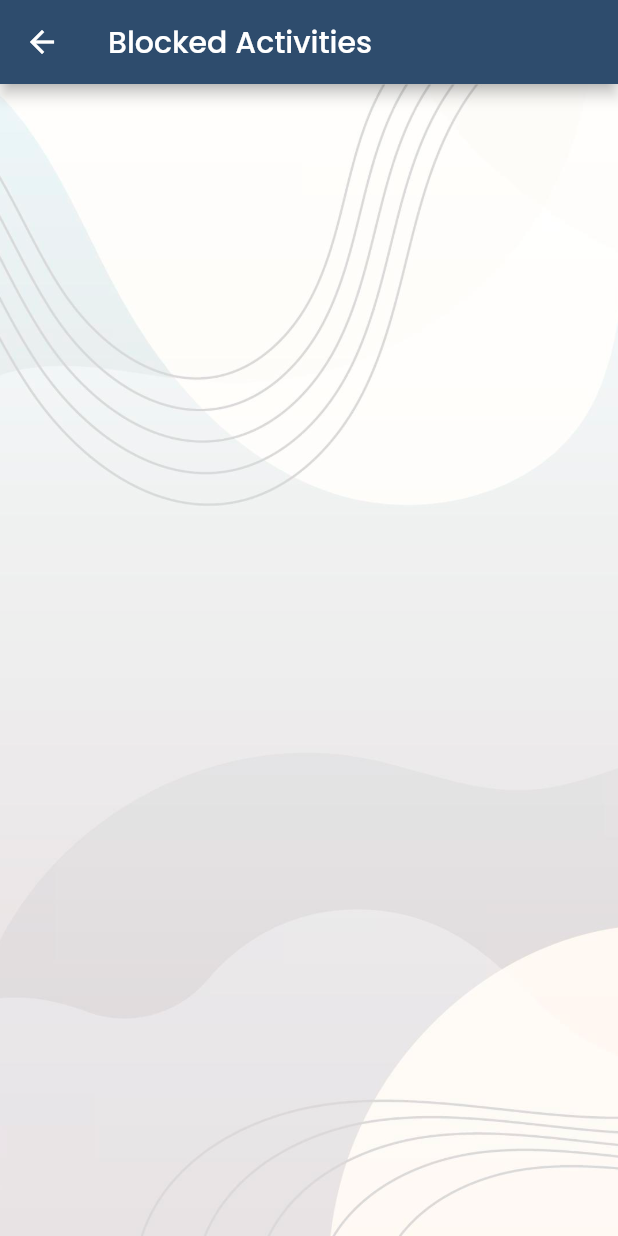
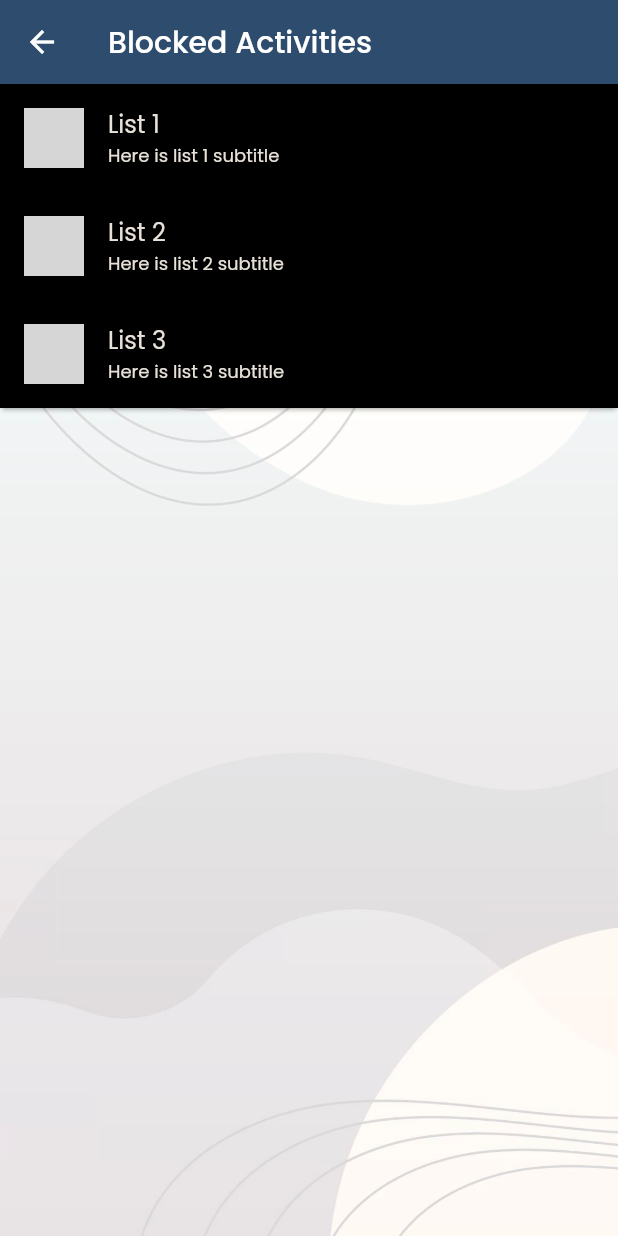
Before and after one commit to harunalbayrak/graduation-app, a Flutter app: the BlockedActivities screen opened by its route, on a phone screen of 412 x 824 dp. Run offline on Flutter 3.47's test engine with Material 2 defaults, Android fonts, the light colour scheme and no system bars; drawn by our look-alikes of auto_size_text; our stand-ins replace easy_localization; missing offline and left inert: flutter_gradient_colors; network calls fail; grey boxes are pictures that could not be loaded.

Commit message:
Add blocked activities page & some constants

```diff
--- /dev/null
+++ b/lib/constants/box_decorations.dart
@@ -0,0 +1,10 @@
+import 'package:flutter/material.dart';
+import 'package:flutter_gradient_colors/flutter_gradient_colors.dart';
+
+const BoxDecoration classicBlackGray = BoxDecoration(
+  gradient: LinearGradient(
+    colors: GradientColors.blackGray,
+    begin: Alignment.topLeft,
+    end: Alignment.bottomRight,
+  ),
+);
--- a/lib/constants/colors.dart
+++ b/lib/constants/colors.dart
@@ -4,3 +4,5 @@
 const Color blue = Color(0xff396EB0);
 const Color lightBlue = Color(0xffDADDFC);
 const Color orange = Color(0xffFC997C);
+const Color white = Color(0xffF7F7F7);
+const Color gray = Color(0xffE8E1D9);
--- /dev/null
+++ b/lib/constants/text_styles.dart
@@ -0,0 +1,14 @@
+import 'package:flutter/material.dart';
+import 'package:graduation_app/constants/colors.dart';
+
+const TextStyle textStyle1 = TextStyle(
+  color: white,
+);
+
+const TextStyle textStyle2 = TextStyle(
+  color: gray,
+);
+
+const TextStyle textStyle3 = TextStyle(
+  color: lightBlue,
+);
--- a/lib/ui/blocked_activities/blocked_activities.dart
+++ b/lib/ui/blocked_activities/blocked_activities.dart
@@ -1,4 +1,7 @@
 import 'package:flutter/material.dart';
+import 'package:graduation_app/constants/box_decorations.dart';
+import 'package:graduation_app/constants/text_styles.dart';
+import 'package:auto_size_text/auto_size_text.dart';
 
 class BlockedActivities extends StatefulWidget {
   BlockedActivities({Key? key}) : super(key: key);
@@ -8,6 +11,13 @@
 }
 
 class _BlockedActivitiesState extends State<BlockedActivities> {
+  final titles = ["List 1", "List 2", "List 3"];
+  final subtitles = [
+    "Here is list 1 subtitle",
+    "Here is list 2 subtitle",
+    "Here is list 3 subtitle"
+  ];
+
   @override
   Widget build(BuildContext context) {
     return Scaffold(
@@ -20,13 +30,24 @@
               fit: BoxFit.cover,
             ),
           ),
-          Center(
-              child: Column(
-            mainAxisAlignment: MainAxisAlignment.center,
-            children: [
-              Container(),
-            ],
-          )),
+          ListView.builder(
+              itemCount: titles.length,
+              itemBuilder: (context, index) {
+                return Card(
+                  margin: EdgeInsets.zero,
+                  child: Container(
+                    decoration: classicBlackGray,
+                    child: ListTile(
+                      title: AutoSizeText(titles[index], style: textStyle2),
+                      subtitle:
+                          AutoSizeText(subtitles[index], style: textStyle2),
+                      leading: const CircleAvatar(
+                          backgroundImage: NetworkImage(
+                              "https://images.unsplash.com/photo-1547721064-da6cfb341d50")),
+                    ),
+                  ),
+                );
+              }),
         ],
       ),
     );
```
Also changed, not shown: lib/ui/applications/applications.dart (+8 -11 lines).
